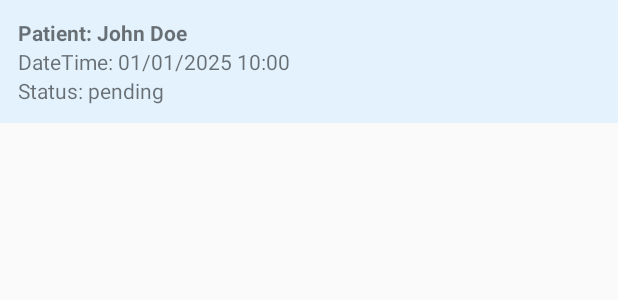
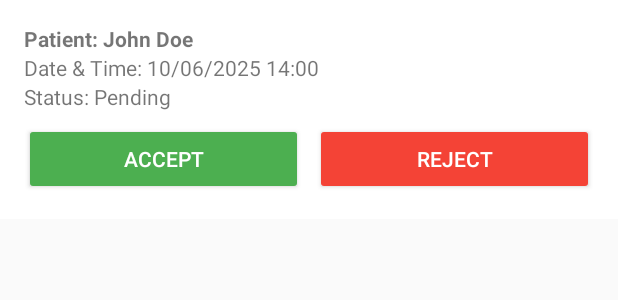
Before and after one commit to Apelia-Ion/Medical4You, an Android app: the layout item_appointment_doctor.xml on its own in the app's theme, with its tools: preview values and no code run, on a phone screen of 412 x 824 dp. Shown: the top 300 px of the screen. Run offline under Robolectric (Android 15) with nearby library versions, the phone set to English and light mode, and no system bars.

Commit message:
DOCTOR MENU
DOCTOR MENU

```diff
--- a/app/src/main/AndroidManifest.xml
+++ b/app/src/main/AndroidManifest.xml
@@ -51,6 +51,7 @@
         <activity android:name=".ui.pacient.PatientMenuActivity"/>
         <activity android:name=".ui.appointments.ScheduleAppointmentActivity" />
 
+
     </application>
 
 </manifest>
--- a/app/src/main/java/com/example/medical4you/data/dao/AppointmentDao.kt
+++ b/app/src/main/java/com/example/medical4you/data/dao/AppointmentDao.kt
@@ -36,4 +36,7 @@ interface AppointmentDao {
 
     @Query("SELECT * FROM appointments WHERE patient_id = :patientId ORDER BY date_time DESC")
     suspend fun getAppointmentsByPatientId(patientId: Int): List<Appointment>
+
+    @Query("UPDATE appointments SET status = :status WHERE appointment_id = :appointmentId")
+    suspend fun updateStatus(appointmentId: Int, status: String)
 }
--- a/app/src/main/java/com/example/medical4you/ui/auth/LoginActivity.kt
+++ b/app/src/main/java/com/example/medical4you/ui/auth/LoginActivity.kt
@@ -12,9 +12,7 @@ import com.example.medical4you.ui.ControllerActivity
 import com.example.medical4you.R
 import com.example.medical4you.data.MedicalAppDatabase
 import com.example.medical4you.data.dao.UserDao
-import kotlinx.coroutines.Dispatchers
 import kotlinx.coroutines.launch
-import kotlinx.coroutines.withContext
 
 class LoginActivity : AppCompatActivity() {
 
@@ -29,7 +27,6 @@ class LoginActivity : AppCompatActivity() {
         userDao = db.userDao()
         sharedPrefs = getSharedPreferences("user_prefs", MODE_PRIVATE)
 
-        // Dacă userul este deja logat, îl ducem direct în aplicație
         if (sharedPrefs.contains("user_id")) {
             goToHome()
             return
@@ -53,8 +50,9 @@ class LoginActivity : AppCompatActivity() {
                 if (user != null) {
                     val doctorDao = db.doctorDao()
                     val doctor = if (user.userType == "doctor") doctorDao.getDoctorByUserId(user.userId) else null
+                    val doctorId = doctor?.userId
 
-                    saveLogin(user.userId, user.userType.lowercase(), doctor?.userId)
+                    saveLogin(user.userId, user.userType.lowercase(), doctorId)
 
                     runOnUiThread {
                         Toast.makeText(this@LoginActivity, "Login successful!", Toast.LENGTH_SHORT).show()
--- a/app/src/main/res/layout/item_appointment_doctor.xml
+++ b/app/src/main/res/layout/item_appointment_doctor.xml
@@ -1,10 +1,10 @@
-<?xml version="1.0" encoding="utf-8"?>
-<LinearLayout xmlns:android="http://schemas.android.com/apk/res/android"
+<LinearLayout
+    xmlns:android="http://schemas.android.com/apk/res/android"
     android:layout_width="match_parent"
     android:layout_height="wrap_content"
     android:orientation="vertical"
-    android:padding="12dp"
-    android:background="@color/light_blue"
+    android:padding="16dp"
+    android:background="#FFFFFF"
     android:layout_marginBottom="8dp">
 
     <TextView
@@ -12,17 +12,43 @@
         android:layout_width="wrap_content"
         android:layout_height="wrap_content"
         android:text="Patient: John Doe"
-        android:textStyle="bold"/>
+        android:textStyle="bold" />
 
     <TextView
         android:id="@+id/tv_date_time"
         android:layout_width="wrap_content"
         android:layout_height="wrap_content"
-        android:text="DateTime: 01/01/2025 10:00" />
+        android:text="Date &amp; Time: 10/06/2025 14:00" />
 
     <TextView
         android:id="@+id/tv_status"
         android:layout_width="wrap_content"
         android:layout_height="wrap_content"
-        android:text="Status: pending" />
+        android:text="Status: Pending" />
+
+    <LinearLayout
+        android:layout_width="match_parent"
+        android:layout_height="wrap_content"
+        android:orientation="horizontal"
+        android:layout_marginTop="8dp">
+
+        <Button
+            android:id="@+id/btn_accept"
+            android:layout_width="0dp"
+            android:layout_height="wrap_content"
+            android:layout_weight="1"
+            android:text="Accept"
+            android:backgroundTint="#4CAF50"
+            android:textColor="#FFFFFF" />
+
+        <Button
+            android:id="@+id/btn_reject"
+            android:layout_width="0dp"
+            android:layout_height="wrap_content"
+            android:layout_weight="1"
+            android:layout_marginStart="8dp"
+            android:text="Reject"
+            android:backgroundTint="#F44336"
+            android:textColor="#FFFFFF" />
+    </LinearLayout>
 </LinearLayout>
```
Also changed, not shown: app/src/main/java/com/example/medical4you/ui/doctor/DoctorAppointmentsActivity.kt (+12 -5 lines), app/src/main/java/com/example/medical4you/ui/doctor/DoctorAppointmentsAdapter.kt (+29 -3 lines).
